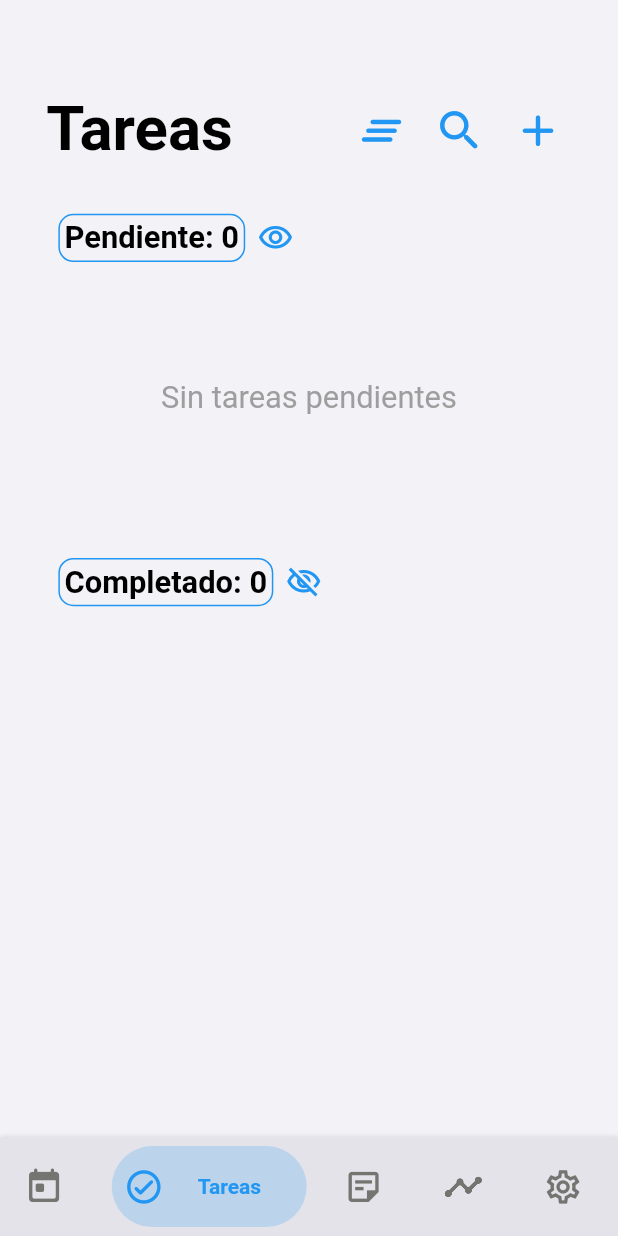
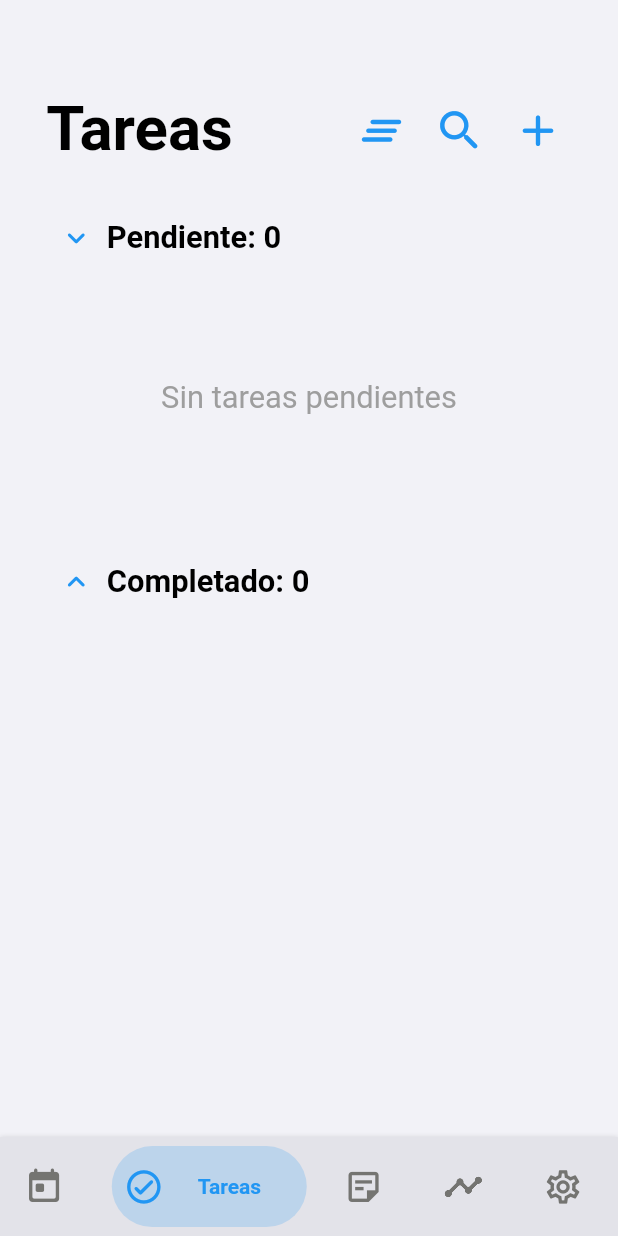
Before and after one commit to joaquinsolla/Simplex, a Flutter app: the screen it shows once a user with an empty profile is signed in, swiped to page 2, on a phone screen of 412 x 824 dp. Run offline on Flutter 3.47's test engine with Material 2 defaults, Android fonts, the phone set to English and light mode, and no system bars; drawn by our look-alikes of bottom_navy_bar; our stand-ins replace cloud_firestore, firebase_auth, firebase_core, flutter_local_notifications, focused_menu, rxdart and 3 more; accounts and stored records are empty.

Commit message:
Updated todos' visibility buttons

```diff
--- a/lib/common/widgets/buttons.dart
+++ b/lib/common/widgets/buttons.dart
@@ -58,3 +58,22 @@ Container SecondaryButton(Color color, String text, Function() actions){
     ),
   );
 }
+
+Container VisibilityButton(String text, bool visibility, Function() actions){
+  return Container(
+    child: TextButton(
+      child: Row(children: [
+        if (visibility) Icon(Icons.keyboard_arrow_down_rounded, color: colorSpecialItem,),
+        if (!visibility) Icon(Icons.keyboard_arrow_up_rounded, color: colorSpecialItem,),
+        SizedBox(width: deviceWidth*0.02,),
+        Text(text,
+            style: TextStyle(
+                color: colorMainText,
+                fontSize: deviceWidth * 0.05,
+                fontWeight: FontWeight.bold)
+        )
+      ],),
+      onPressed: actions,
+    ),
+  );
+}
--- a/lib/pages/help/help_buttons.dart
+++ b/lib/pages/help/help_buttons.dart
@@ -107,7 +107,10 @@ class _HelpButtonsState extends State<HelpButtons> {
         Column(children: [
           SizedBox(height: deviceHeight * 0.0125),
           ButtonExplanationContainer(
-              Icon(Icons.visibility_outlined, color: colorSpecialItem, size: deviceWidth * 0.075),
+              Column(children: [
+                Icon(Icons.keyboard_arrow_up_rounded, color: colorSpecialItem, size: deviceWidth * 0.075),
+                Icon(Icons.keyboard_arrow_down_rounded, color: colorSpecialItem, size: deviceWidth * 0.075),
+              ],),
               'Visibilidad de tareas',
               'Puedes decidir si mostrar u ocultar tanto las tareas pendientes '
                   'como las completadas.'),
--- a/lib/pages/todos/todos_main.dart
+++ b/lib/pages/todos/todos_main.dart
@@ -186,49 +186,21 @@ class _TodosMainPageState extends State<TodosMainPage> {
                             pendingTodosPriority2.length +
                             pendingTodosPriority3.length;
 
-                        late IconData showPendingTodosIcon;
-                        late IconData showDoneTodosIcon;
-
-                        if (showPendingTodos) showPendingTodosIcon = Icons.visibility_outlined;
-                        else showPendingTodosIcon = Icons.visibility_off_outlined;
-                        if (showDoneTodos) showDoneTodosIcon = Icons.visibility_outlined;
-                        else showDoneTodosIcon = Icons.visibility_off_outlined;
-
                         return ListView(
                           addAutomaticKeepAlives: true,
                           physics: const ScrollPhysics(parent: BouncingScrollPhysics()),
                           controller: _scrollController,
                           children: [
-                            TextButton(
-                              child: Row(children: [
-                                Container(
-                                  padding: EdgeInsets.all(deviceWidth*0.0075),
-                                  decoration: BoxDecoration(
-                                    border: Border.all(
-                                      color: colorSpecialItem,
-                                      width: 1.0,
-                                    ),
-                                    borderRadius: BorderRadius.all(
-                                        Radius.circular(10.0)
-                                    ),
-                                  ),
-                                  child: Text('Pendiente: ' + pendingTodosLength.toString(),
-                                      style: TextStyle(
-                                          color: colorMainText,
-                                          fontSize: deviceWidth * 0.05,
-                                          fontWeight: FontWeight.bold)
-                                  ),
-                                ),
-                                SizedBox(width: deviceWidth*0.02,),
-                                Icon(showPendingTodosIcon, color: colorSpecialItem,),
-                              ],),
-                              onPressed: (){
+                            VisibilityButton(
+                                'Pendiente: ' + pendingTodosLength.toString(),
+                                showPendingTodos,
+                                    (){
                                       setState(() {
                                         showPendingTodos = !showPendingTodos;
                                       });
-                              },
+                                    }
                             ),
-                            if (pendingTodosLength > 0 && showPendingTodos) SizedBox(height: deviceHeight * 0.005),
+
                             if (pendingTodosLength == 0 && showPendingTodos) NoItemsContainer('tareas pendientes', 0.2),
 
                             if (pendingTodosPriority3.length > 0 && showPendingTodos) CustomDivider('Prioridad Alta'),
@@ -244,35 +216,17 @@ class _TodosMainPageState extends State<TodosMainPage> {
                             if (showPendingTodos) Column(children: pendingTodosPriority1.map(buildPendingTodoBox).toList(),),
 
                             SizedBox(height: deviceHeight*0.02,),
-                            TextButton(
-                              child: Row(children: [
-                                Container(
-                                  padding: EdgeInsets.all(deviceWidth*0.0075),
-                                  decoration: BoxDecoration(
-                                    border: Border.all(
-                                      color: colorSpecialItem,
-                                      width: 1.0,
-                                    ),
-                                    borderRadius: BorderRadius.all(
-                                        Radius.circular(10.0)
-                                    ),
-                                  ),
-                                  child: Text('Completado: ' + doneTodos.length.toString(),
-                                      style: TextStyle(
-                                          color: colorMainText,
-                                          fontSize: deviceWidth * 0.05,
-                                          fontWeight: FontWeight.bold)
-                                  ),
-                                ),
-                                SizedBox(width: deviceWidth*0.02,),
-                                Icon(showDoneTodosIcon, color: colorSpecialItem,),
-                              ],),
-                              onPressed: (){
+
+                            VisibilityButton(
+                                'Completado: ' + doneTodos.length.toString(),
+                                showDoneTodos,
+                                () {
                                   setState(() {
                                     showDoneTodos = !showDoneTodos;
                                   });
-                              },
+                                }
                             ),
+
                             if (doneTodos.length == 0 && showDoneTodos) NoItemsContainer('tareas completadas', 0.2),
                             if (doneTodos.length > 0 && showDoneTodos) Column(children: doneTodos.map(buildDoneTodoBox).toList(),),
 
```
Also changed, not shown: 1 other file. Lines whose indentation alone changed are shown as unchanged.
